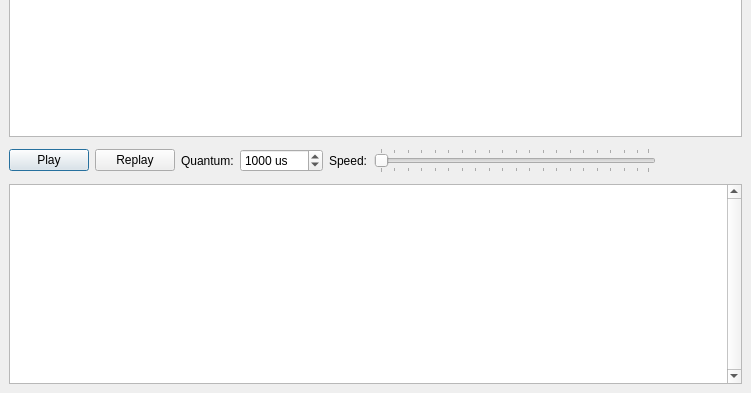
Lesterpig/dfss, file dfssd/gui/widget.ui: the form before one commit; both pictures show x 0 to 751 and y 202 to 595 of the 751 by 595 pixel window.
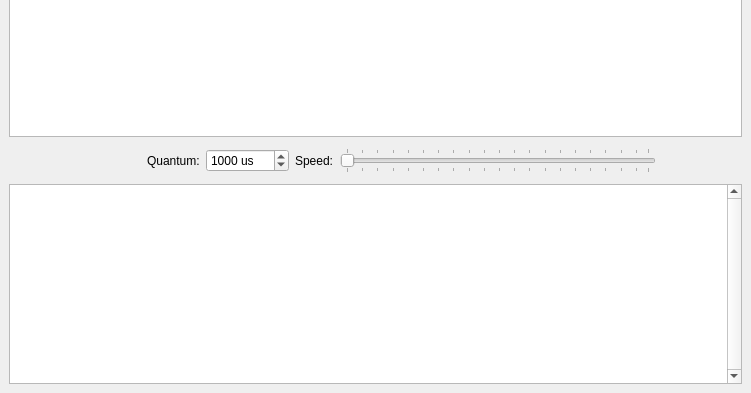
The form after the commit.

What changed in the file:
```diff
--- a/dfssd/gui/widget.ui
+++ b/dfssd/gui/widget.ui
@@ -66,10 +66,32 @@
            <verstretch>0</verstretch>
           </sizepolicy>
          </property>
-         <property name="text">
-          <string>Play</string>
+         <property name="maximumSize">
+          <size>
+           <width>40</width>
+           <height>40</height>
+          </size>
          </property>
-         <property name="default">
+         <property name="focusPolicy">
+          <enum>Qt::NoFocus</enum>
+         </property>
+         <property name="flat">
+          <bool>true</bool>
+         </property>
+        </widget>
+       </item>
+       <item>
+        <widget class="QPushButton" name="stopButton">
+         <property name="maximumSize">
+          <size>
+           <width>40</width>
+           <height>40</height>
+          </size>
+         </property>
+         <property name="focusPolicy">
+          <enum>Qt::NoFocus</enum>
+         </property>
+         <property name="flat">
           <bool>true</bool>
          </property>
         </widget>
@@ -82,8 +104,17 @@
            <verstretch>0</verstretch>
           </sizepolicy>
          </property>
-         <property name="text">
-          <string>Replay</string>
+         <property name="maximumSize">
+          <size>
+           <width>40</width>
+           <height>40</height>
+          </size>
+         </property>
+         <property name="focusPolicy">
+          <enum>Qt::NoFocus</enum>
+         </property>
+         <property name="flat">
+          <bool>true</bool>
          </property>
         </widget>
        </item>
```
Left out of the diff: 10 changed lines with no effect on the pictures.
